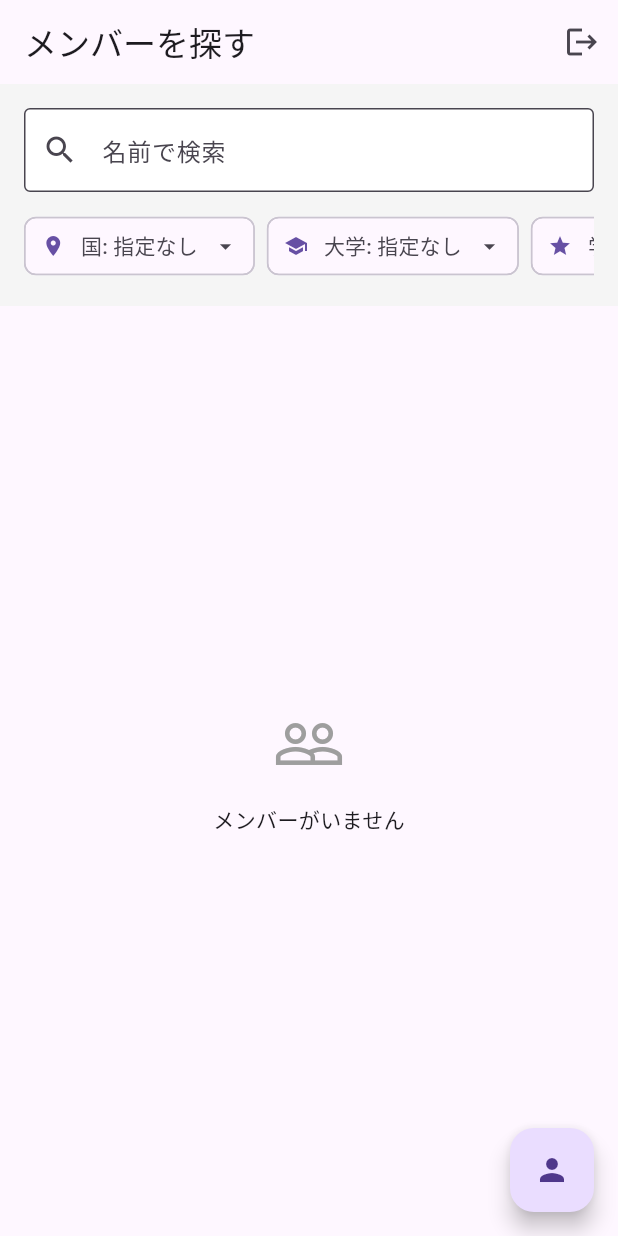
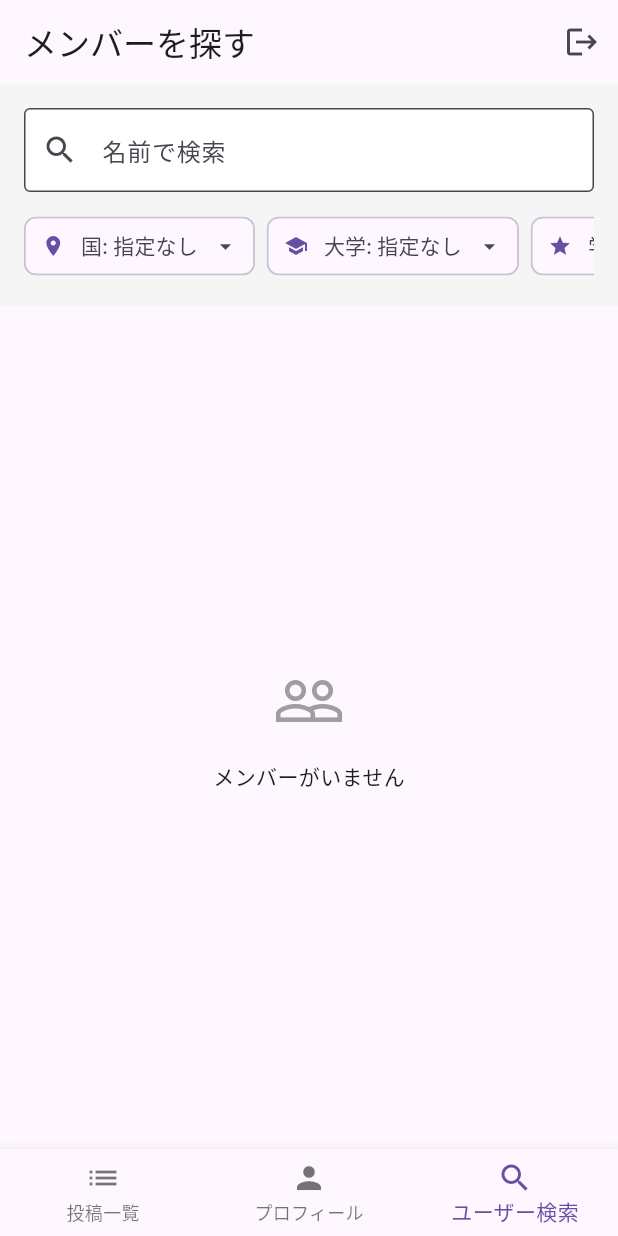
Before and after one commit to AkihiroKawase/EU-MED-Family, a Flutter app: the screen it shows once a user with an empty profile is signed in, on a phone screen of 412 x 824 dp. Run offline on Flutter 3.47's test engine with Material 3 defaults, Android fonts, the phone set to English and light mode, and no system bars; our stand-ins replace cloud_firestore, firebase_auth, firebase_core; accounts and stored records are empty; generated files the repository leaves out were written again.

Commit message:
下部バー追加

```diff
--- a/lib/main.dart
+++ b/lib/main.dart
@@ -3,8 +3,8 @@ import 'package:firebase_auth/firebase_auth.dart';
 import 'package:firebase_core/firebase_core.dart';
 
 import 'firebase_options.dart';
-import 'profile_list_screen.dart';
-import 'login_screen.dart';
+import 'screens/profile_list_screen.dart';
+import 'screens/login_screen.dart';
 import 'screens/post_list_screen.dart';
 
 Future<void> main() async {
--- a/lib/screens/post_list_screen.dart
+++ b/lib/screens/post_list_screen.dart
@@ -2,6 +2,7 @@
 import 'package:flutter/material.dart';
 import '../models/post.dart';
 import '../services/notion_post_service.dart';
+import '../widgets/app_bottom_nav.dart';
 import 'post_detail_screen.dart';
 import 'post_edit_screen.dart';
 
@@ -143,6 +144,7 @@ class _PostListScreenState extends State<PostListScreen> {
         onPressed: _goToNewPost,
         child: const Icon(Icons.add),
       ),
+      bottomNavigationBar: const AppBottomNav(currentIndex: 0),
     );
   }
 }
--- a/lib/profile_detail_screen.dart
+++ b/lib/screens/profile_detail_screen.dart
@@ -1,6 +1,7 @@
 import 'package:flutter/material.dart';
 import 'package:firebase_auth/firebase_auth.dart';
 import 'package:cloud_firestore/cloud_firestore.dart';
+import '../widgets/app_bottom_nav.dart';
 import 'profile_edit_screen.dart';
 
 class ProfileDetailScreen extends StatefulWidget {
@@ -196,7 +197,9 @@ class _ProfileDetailScreenState extends State<ProfileDetailScreen> {
           );
         },
       ),
+      bottomNavigationBar: const AppBottomNav(currentIndex: 1),
     );
+
   }
 }
 
--- a/lib/profile_edit_screen.dart
+++ b/lib/screens/profile_edit_screen.dart
@@ -1,7 +1,8 @@
 import 'package:flutter/material.dart';
 import 'package:firebase_auth/firebase_auth.dart';
 import 'package:cloud_firestore/cloud_firestore.dart';
-import 'screens/post_list_screen.dart';
+import '../widgets/app_bottom_nav.dart';
+import 'post_list_screen.dart';
 
 class ProfileEditScreen extends StatefulWidget {
   const ProfileEditScreen({Key? key}) : super(key: key);
--- a/lib/profile_list_screen.dart
+++ b/lib/screens/profile_list_screen.dart
@@ -1,6 +1,7 @@
 import 'package:flutter/material.dart';
 import 'package:firebase_auth/firebase_auth.dart';
 import 'package:cloud_firestore/cloud_firestore.dart';
+import '../widgets/app_bottom_nav.dart';
 import 'profile_detail_screen.dart';
 
 class ProfileListScreen extends StatefulWidget {
@@ -296,11 +297,7 @@ class _ProfileListScreenState extends State<ProfileListScreen> {
           ),
         ],
       ),
-      floatingActionButton: FloatingActionButton(
-        onPressed: _navigateToMyProfile,
-        tooltip: 'マイプロフィール',
-        child: const Icon(Icons.person),
-      ),
+      bottomNavigationBar: const AppBottomNav(currentIndex: 2),
     );
   }
 
--- /dev/null
+++ b/lib/widgets/app_bottom_nav.dart
@@ -0,0 +1,74 @@
+// widgets/app_bottom_nav.dart
+import 'package:firebase_auth/firebase_auth.dart';
+import 'package:flutter/material.dart';
+
+// 画面クラスは実際のパスに合わせて修正してください
+import '../screens/post_list_screen.dart';
+import '../screens/profile_detail_screen.dart';
+import '../screens/profile_list_screen.dart';
+
+class AppBottomNav extends StatelessWidget {
+  final int currentIndex;
+
+  const AppBottomNav({
+    super.key,
+    required this.currentIndex,
+  });
+
+  void _onItemTapped(BuildContext context, int index) {
+    if (index == currentIndex) return;
+
+    Widget nextPage;
+
+    switch (index) {
+      case 0:
+        // 投稿一覧
+        nextPage = const PostListScreen();
+        break;
+      case 1:
+        // 自分のプロフィール詳細
+        final user = FirebaseAuth.instance.currentUser;
+        if (user == null) {
+          // 未ログインなら何かしらの対応（ログイン画面に飛ばすとか）
+          ScaffoldMessenger.of(context).showSnackBar(
+            const SnackBar(content: Text('ログインしてください')),
+          );
+          return;
+        }
+        nextPage = ProfileDetailScreen(userId: user.uid);
+        break;
+      case 2:
+        // ユーザー検索画面
+        nextPage = const ProfileListScreen();
+        break;
+      default:
+        nextPage = const PostListScreen();
+    }
+    // ★ ここが抜けていた！ 実際に画面遷移する処理
+    Navigator.of(context).pushReplacement(
+      MaterialPageRoute(builder: (_) => nextPage),
+    );
+  }
+
+  @override
+  Widget build(BuildContext context) {
+    return BottomNavigationBar(
+      currentIndex: currentIndex,
+      onTap: (index) => _onItemTapped(context, index),
+      items: const [
+        BottomNavigationBarItem(
+          icon: Icon(Icons.list),
+          label: '投稿一覧',
+        ),
+        BottomNavigationBarItem(
+          icon: Icon(Icons.person),
+          label: 'プロフィール',
+        ),
+        BottomNavigationBarItem(
+          icon: Icon(Icons.search),
+          label: 'ユーザー検索',
+        ),
+      ],
+    );
+  }
+}
```
Also changed, not shown: lib/screens/login_screen.dart (renamed from lib/login_screen.dart, +8 -0 lines), lib/screens/register_screen.dart (renamed from lib/register_screen.dart).
